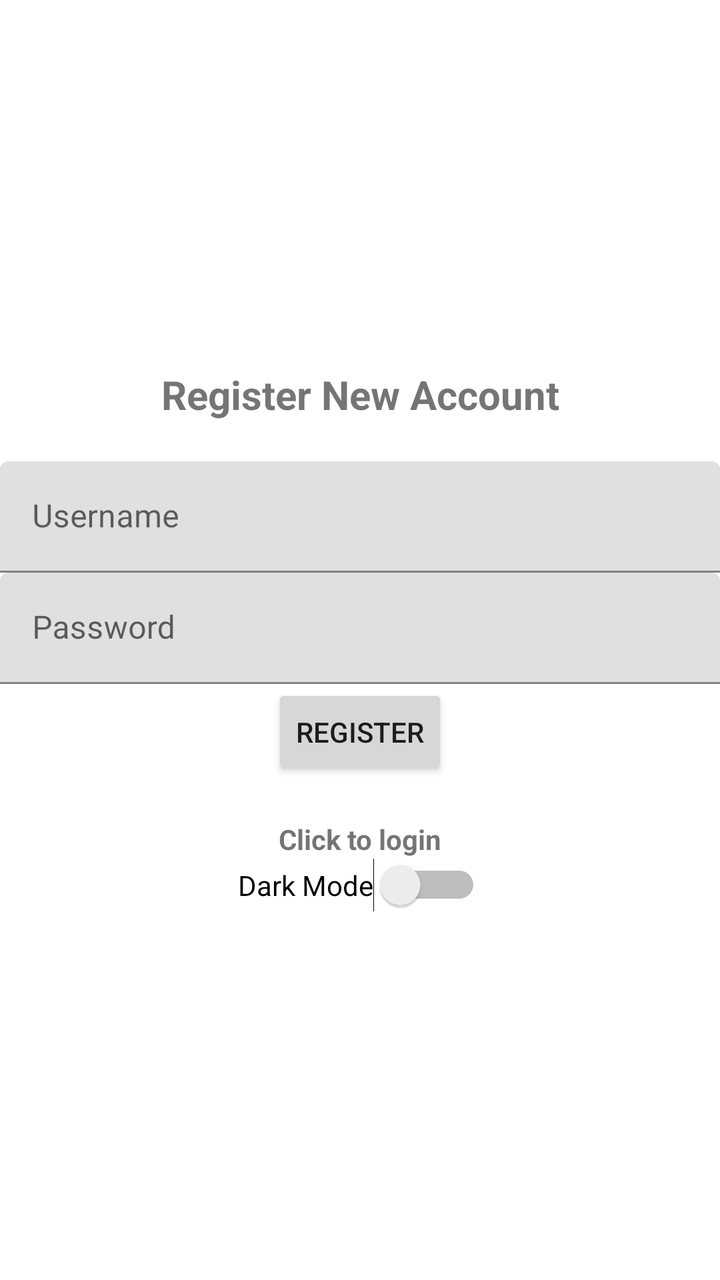
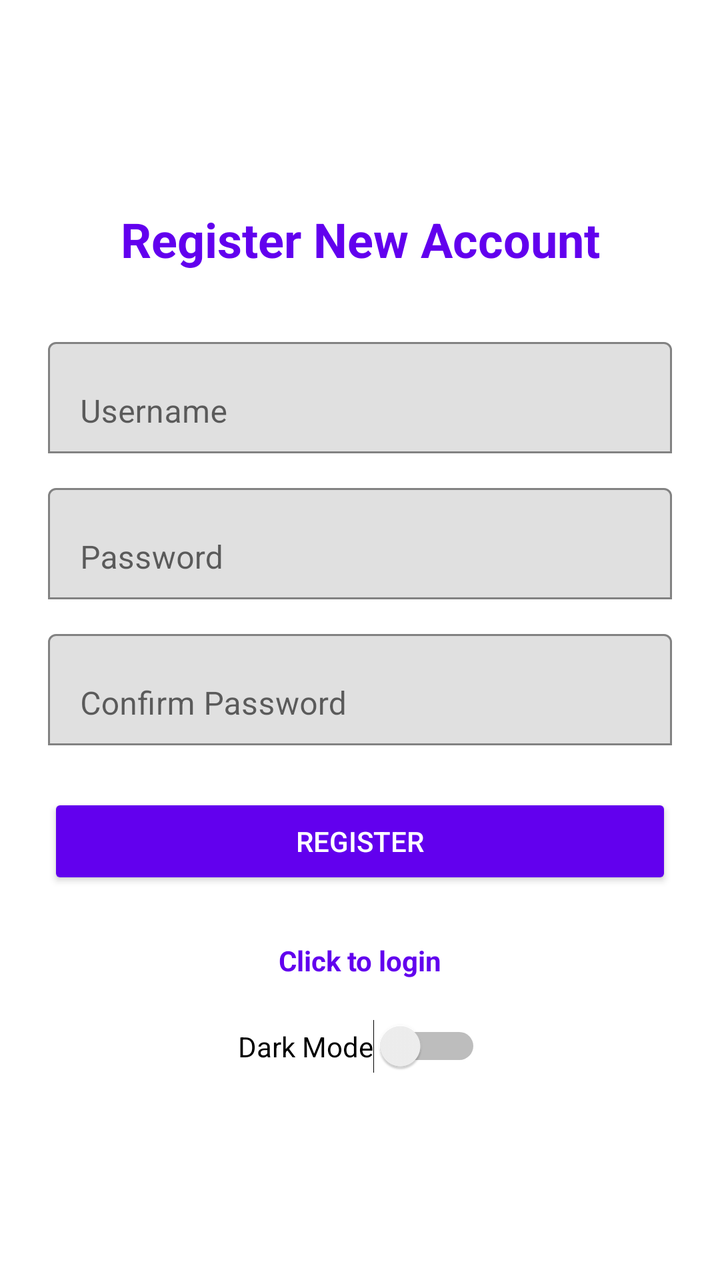

Before-and-after screenshots of an Android layout around one commit, followed by the original layout XML and the change that was made.
<!-- AndroidManifest.xml: application theme Theme.MyFirstApp -->
<!-- res/layout/activity_register.xml -->
<?xml version="1.0" encoding="utf-8"?>
<LinearLayout xmlns:android="http://schemas.android.com/apk/res/android"
    xmlns:app="http://schemas.android.com/apk/res-auto"
    xmlns:tools="http://schemas.android.com/tools"
    android:id="@+id/main"
    android:orientation="vertical"
    android:gravity="center"
    android:layout_width="match_parent"
    android:layout_height="match_parent"
    tools:context=".Register">

    <TextView
        android:textSize="20sp"
        android:text="@string/register"
        android:layout_width="match_parent"
        android:gravity="center"
        android:layout_marginBottom="20dp"
        android:textStyle="bold"
        android:layout_height="wrap_content"/>

    <com.google.android.material.textfield.TextInputLayout
        android:layout_width="match_parent"
        android:layout_height="wrap_content">
        <com.google.android.material.textfield.TextInputEditText
            android:id="@+id/username"
            android:hint="@string/username"
            android:layout_width="match_parent"
            android:layout_height="wrap_content"/>
    </com.google.android.material.textfield.TextInputLayout>


    <com.google.android.material.textfield.TextInputLayout
        android:layout_width="match_parent"
        android:layout_height="wrap_content">
        <com.google.android.material.textfield.TextInputEditText
            android:id="@+id/password"
            android:hint="@string/password"
            android:layout_width="match_parent"
            android:layout_height="wrap_content"/>
    </com.google.android.material.textfield.TextInputLayout>

    <ProgressBar
        android:id="@+id/progressBar"
        android:visibility="gone"
        android:layout_width="wrap_content"
        android:layout_height="wrap_content"/>

    <Button
        android:id="@+id/btn_register"
        android:text="Register"
        android:layout_width="wrap_content"
        android:layout_height="wrap_content"/>

    <TextView
        android:textStyle="bold"
        android:gravity="center"
        android:layout_marginTop="20dp"
        android:id="@+id/loginNow"
        android:text="@string/click_to_login"
        android:layout_width="match_parent"
        android:layout_height="wrap_content"/>
    <Switch
        android:id="@+id/themeSwitch"
        android:layout_width="wrap_content"
        android:layout_height="wrap_content"
        android:text="Dark Mode" />
</LinearLayout>
<!-- resources referenced by this layout -->
<resources>
  <string name="click_to_login">Click to login</string>
  <string name="password">Password</string>
  <string name="register">Register New Account</string>
  <string name="username">Username</string>
  <style name="Theme.MyFirstApp" parent="Theme.MaterialComponents.DayNight.DarkActionBar">
          
          <item name="colorPrimary">@color/purple_500</item>
          <item name="colorPrimaryVariant">@color/purple_700</item>
          <item name="colorOnPrimary">@color/white</item>
          
          <item name="colorSecondary">@color/teal_200</item>
          <item name="colorSecondaryVariant">@color/teal_700</item>
          <item name="colorOnSecondary">@color/black</item>
          
          <item name="android:statusBarColor" tools:targetApi="l">?attr/colorPrimaryVariant</item>
          
      </style>
  <color name="purple_500">#FF6200EE</color>
  <color name="purple_700">#FF3700B3</color>
  <color name="white">#FFFFFFFF</color>
  <color name="teal_200">#FF03DAC5</color>
  <color name="teal_700">#FF018786</color>
  <color name="black">#FF000000</color>
</resources>

<!-- the commit's change to res/layout/activity_register.xml (unified diff, before → after) -->
@@ -5,22 +5,29 @@
     android:id="@+id/main"
     android:orientation="vertical"
     android:gravity="center"
+    android:padding="24dp"
+    android:background="?android:attr/windowBackground"
     android:layout_width="match_parent"
     android:layout_height="match_parent"
     tools:context=".Register">
 
     <TextView
-        android:textSize="20sp"
+        android:textSize="24sp"
         android:text="@string/register"
         android:layout_width="match_parent"
         android:gravity="center"
-        android:layout_marginBottom="20dp"
+        android:textColor="?attr/colorPrimary"
+        android:layout_marginBottom="30dp"
         android:textStyle="bold"
         android:layout_height="wrap_content"/>
 
     <com.google.android.material.textfield.TextInputLayout
         android:layout_width="match_parent"
-        android:layout_height="wrap_content">
+        android:layout_height="wrap_content"
+        app:boxStrokeColor="?attr/colorPrimary"
+        app:boxBackgroundMode="outline"
+        android:layout_marginBottom="12dp">
+
         <com.google.android.material.textfield.TextInputEditText
             android:id="@+id/username"
             android:hint="@string/username"
@@ -28,13 +35,32 @@
             android:layout_height="wrap_content"/>
     </com.google.android.material.textfield.TextInputLayout>
 
+    <com.google.android.material.textfield.TextInputLayout
+        android:layout_width="match_parent"
+        android:layout_height="wrap_content"
+        app:boxStrokeColor="?attr/colorPrimary"
+        app:boxBackgroundMode="outline"
+        android:layout_marginBottom="12dp">
+
+        <com.google.android.material.textfield.TextInputEditText
+            android:id="@+id/password"
+            android:hint="@string/password"
+            android:inputType="textPassword"
+            android:layout_width="match_parent"
+            android:layout_height="wrap_content"/>
+    </com.google.android.material.textfield.TextInputLayout>
 
     <com.google.android.material.textfield.TextInputLayout
         android:layout_width="match_parent"
-        android:layout_height="wrap_content">
+        android:layout_height="wrap_content"
+        app:boxStrokeColor="?attr/colorPrimary"
+        app:boxBackgroundMode="outline"
+        android:layout_marginBottom="24dp">
+
         <com.google.android.material.textfield.TextInputEditText
-            android:id="@+id/password"
-            android:hint="@string/password"
+            android:id="@+id/confirmPassword"
+            android:hint="Confirm Password"
+            android:inputType="textPassword"
             android:layout_width="match_parent"
             android:layout_height="wrap_content"/>
     </com.google.android.material.textfield.TextInputLayout>
@@ -43,25 +69,32 @@
         android:id="@+id/progressBar"
         android:visibility="gone"
         android:layout_width="wrap_content"
-        android:layout_height="wrap_content"/>
+        android:layout_height="wrap_content"
+        android:layout_marginBottom="20dp"/>
 
     <Button
         android:id="@+id/btn_register"
         android:text="Register"
-        android:layout_width="wrap_content"
-        android:layout_height="wrap_content"/>
+        android:layout_width="match_parent"
+        android:layout_height="wrap_content"
+        android:backgroundTint="?attr/colorPrimary"
+        android:textColor="@android:color/white"
+        android:layout_marginBottom="16dp"/>
 
     <TextView
-        android:textStyle="bold"
-        android:gravity="center"
-        android:layout_marginTop="20dp"
         android:id="@+id/loginNow"
         android:text="@string/click_to_login"
         android:layout_width="match_parent"
-        android:layout_height="wrap_content"/>
+        android:layout_height="wrap_content"
+        android:textColor="?attr/colorPrimary"
+        android:gravity="center"
+        android:textStyle="bold"
+        android:layout_marginTop="10dp"/>
+        
     <Switch
         android:id="@+id/themeSwitch"
         android:layout_width="wrap_content"
         android:layout_height="wrap_content"
-        android:text="Dark Mode" />
+        android:text="Dark Mode"
+        android:layout_marginTop="20dp"/>
 </LinearLayout>
